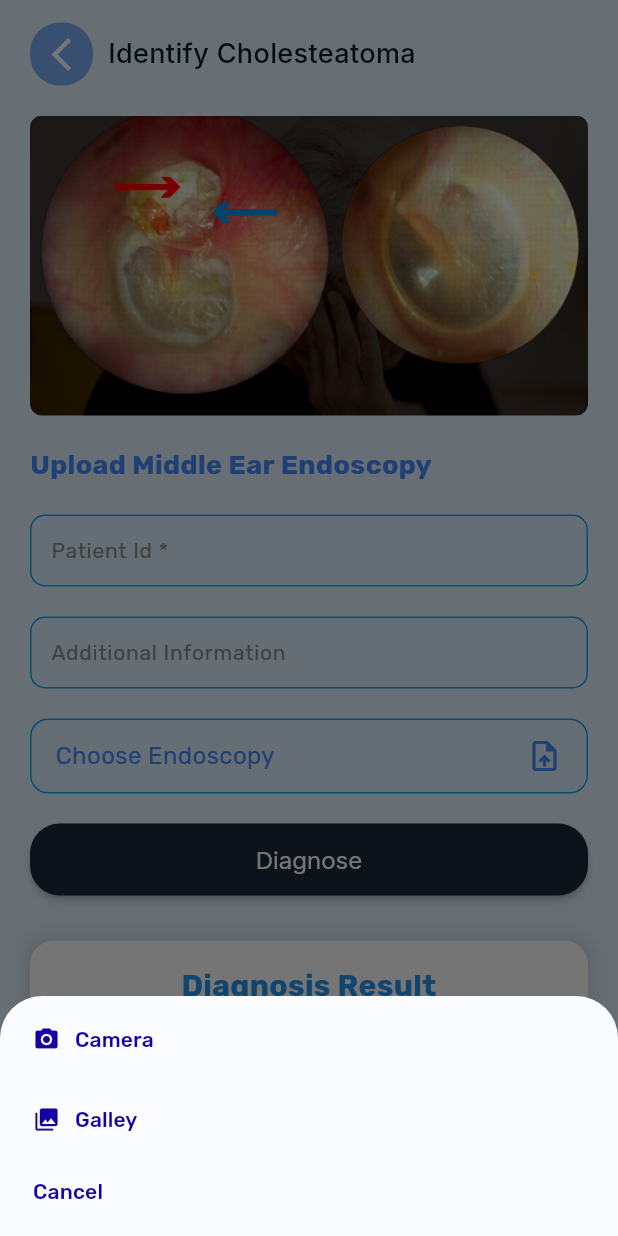
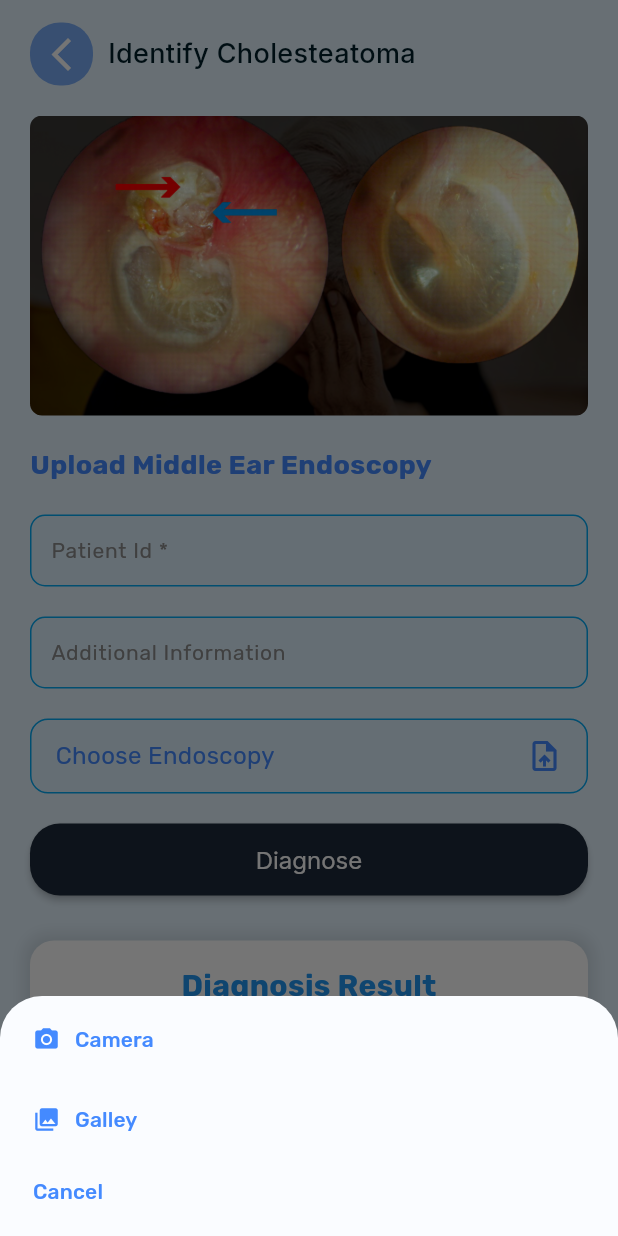
Before and after one commit to 24-25J-097/ent-disease-detection-mobile-app, a Flutter app: the CholesteatomaDiagnosisForm screen opened directly, after a tap on "Choose Endoscopy", on a phone screen of 412 x 824 dp. Run offline on Flutter 3.47's test engine with Material 3 defaults, Android fonts, the phone set to English and light mode, and no system bars; our stand-ins replace dio, firebase_auth, firebase_core, firebase_database, flutter_easyloading, fluttertoast and 5 more; missing offline and left inert: dio_http_cache, flutter_overlay_loader; accounts and stored records are empty; generated files the repository leaves out were written again.

Commit message:
UI improvements

```diff
--- a/lib/screens/cholesteatoma/cholesteatoma_diagnosis_form.dart
+++ b/lib/screens/cholesteatoma/cholesteatoma_diagnosis_form.dart
@@ -117,6 +117,21 @@ class _CholesteatomaDiagnosisFormState extends State<CholesteatomaDiagnosisForm>
     }
   }
 
+  Future<void> _handleRest() async {
+    await EasyLoading.dismiss();
+    _formKey.currentState?.reset();
+    _imageController = XFile('');
+    _patientIdController.clear();
+    _additionalInfoController.clear();
+    setState(() {
+      _isDisable = false;
+      _isLoading = false;
+      _fileError = null;
+      _cholesteatomaResult = null;
+      _diagnosisId = null;
+    });
+  }
+
   Future<void> _handleDone(bool accept) async {
     if (_isDisable || _isLoading) return;
     try {
@@ -151,7 +166,7 @@ class _CholesteatomaDiagnosisFormState extends State<CholesteatomaDiagnosisForm>
       setState(() {
         _isDisable = false;
         _isLoading = false;
-        _fileError = "";
+        _fileError = null;
         _cholesteatomaResult = null;
         _diagnosisId = null;
       });
@@ -385,10 +400,32 @@ class _CholesteatomaDiagnosisFormState extends State<CholesteatomaDiagnosisForm>
                         const SizedBox(height: 16),
                         _cholesteatomaResult != null
                             ? _cholesteatomaResult?.prediction == 'invalid'
-                                ? _buildDiagnosisRow(
+                                ? Column(
+                                    crossAxisAlignment: CrossAxisAlignment.start,
+                                    children: [
+                                      _buildDiagnosisRow(
                                         'Invalid:',
                                         'An irrelevant image has been submitted.',
-                                    Colors.black,
+                                        Colors.red,
+                                      ),
+                                      const Text(
+                                        'Please upload valid endoscopy image.',
+                                        style: TextStyle(
+                                          color: Colors.grey,
+                                          fontSize: 14,
+                                        ),
+                                        textAlign: TextAlign.center,
+                                      ),
+                                      const SizedBox(height: 10),
+                                      Align(
+                                        alignment: Alignment.centerRight,
+                                        child: _buildActionButton(
+                                          'Reset',
+                                          Colors.grey,
+                                          () => _handleRest(),
+                                        ),
+                                      )
+                                    ],
                                   )
                                 : Column(
                                     crossAxisAlignment: CrossAxisAlignment.start,
@@ -460,24 +497,27 @@ class _CholesteatomaDiagnosisFormState extends State<CholesteatomaDiagnosisForm>
   Widget _buildDiagnosisRow(String label, String value, Color valueColor) {
     return Padding(
       padding: const EdgeInsets.only(bottom: 8),
-      child: RichText(
-        text: TextSpan(
+      child: Row(
+        crossAxisAlignment: CrossAxisAlignment.start,
         children: [
-            TextSpan(
-              text: '$label  ',
+          Text(
+            '$label ',
             style: const TextStyle(
               fontWeight: FontWeight.bold,
               color: Colors.black,
             ),
           ),
-            TextSpan(
-              text: value,
+          Expanded(
+            child: Text(
+              value,
               style: TextStyle(
                 color: valueColor,
               ),
+              textAlign: TextAlign.left,
+              softWrap: true,
+            ),
           ),
         ],
-        ),
       ),
     );
   }
--- a/lib/widgets/modals/choose_image_picker_source.dart
+++ b/lib/widgets/modals/choose_image_picker_source.dart
@@ -18,11 +18,14 @@ Future<dynamic> chooseImagePickerSource(BuildContext context, Function(ImageSour
                 },
                 child: const Row(
                   children: [
-                    Icon(Icons.camera_alt),
+                    Icon(Icons.camera_alt, color: Colors.blueAccent),
                     SizedBox(width: 10),
                     Align(
                       alignment: AlignmentDirectional.centerStart,
-                      child: Text('Camera'),
+                      child: Text(
+                        'Camera',
+                        style: TextStyle(color: Colors.blueAccent),
+                      ),
                     ),
                   ],
                 ),
@@ -37,11 +40,11 @@ Future<dynamic> chooseImagePickerSource(BuildContext context, Function(ImageSour
                 },
                 child: const Row(
                   children: [
-                    Icon(Icons.photo_library),
+                    Icon(Icons.photo_library, color: Colors.blueAccent),
                     SizedBox(width: 10),
                     Align(
                       alignment: AlignmentDirectional.centerStart,
-                      child: Text('Galley'),
+                      child: Text('Galley', style: TextStyle(color: Colors.blueAccent)),
                     ),
                   ],
                 ),
@@ -53,7 +56,7 @@ Future<dynamic> chooseImagePickerSource(BuildContext context, Function(ImageSour
                 onPressed: () => Navigator.pop(context),
                 child: const Align(
                   alignment: AlignmentDirectional.centerStart,
-                  child: Text('Cancel'),
+                  child: Text('Cancel', style: TextStyle(color: Colors.blueAccent)),
                 ),
               ),
             ),
```
Lines whose indentation alone changed are shown as unchanged.
